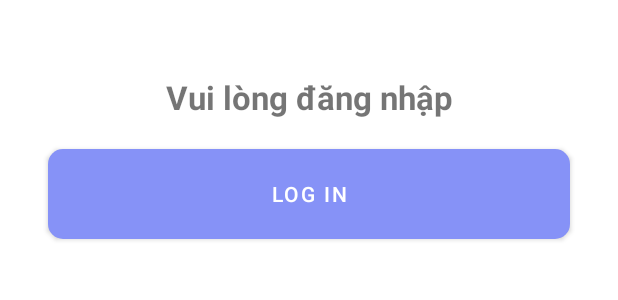
After one commit to LuPan2003/Du_An_APP_SOUNDBOX, an Android app: the layout fragment_library_login.xml on its own in the app's theme, with its tools: preview values and no code run, on a phone screen of 412 x 824 dp. The commit adds this screen. Shown: the top 300 px of the screen. Run offline under Robolectric (Android 15) with nearby library versions, the phone set to English and light mode, and no system bars.

```diff
--- a/app/src/main/AndroidManifest.xml
+++ b/app/src/main/AndroidManifest.xml
@@ -59,7 +59,7 @@
             android:name=".Activity.SplashActivity"
             android:exported="false" />
         <activity
-            android:name=".Activity.LoginActivity"
+            android:name=".Activity.MainActivity"
             android:exported="true" >
             <intent-filter>
                 <action android:name="android.intent.action.MAIN" />
@@ -68,7 +68,7 @@
             </intent-filter>
         </activity>
         <activity
-            android:name=".Activity.MainActivity"
+            android:name=".Activity.LoginActivity"
             android:exported="true">
 
         </activity>
--- a/app/src/main/java/com/example/soundbox_du_an_md31/Fragment/ProfileFragment.java
+++ b/app/src/main/java/com/example/soundbox_du_an_md31/Fragment/ProfileFragment.java
@@ -48,6 +48,7 @@ public class ProfileFragment extends Fragment {
         // Inflate the layout for this fragment
         View view = inflater.inflate(R.layout.fragment_profile, container, false);
         mainActivity = (MainActivity) getActivity();
+
         icon_back = view.findViewById(R.id.icon_back);
         btn_change_information = view.findViewById(R.id.btn_change_infor);
         btn_change_password = view.findViewById(R.id.btn_change_password);
--- /dev/null
+++ b/app/src/main/res/layout/fragment_library_login.xml
@@ -0,0 +1,31 @@
+<?xml version="1.0" encoding="utf-8"?>
+<LinearLayout xmlns:android="http://schemas.android.com/apk/res/android"
+    xmlns:tools="http://schemas.android.com/tools"
+    android:layout_width="match_parent"
+    android:layout_height="match_parent"
+    tools:context=".Fragment.LibraryLoginFragment"
+    android:orientation="vertical"
+    >
+
+    <TextView
+        android:layout_width="match_parent"
+        android:layout_height="wrap_content"
+        android:text="Vui lòng đăng nhập"
+        android:textSize="22sp"
+        android:textStyle="bold"
+        android:gravity="center"
+        android:layout_marginTop="50dp"
+        />
+    <Button
+        android:id="@+id/btn_login"
+        android:layout_width="match_parent"
+        android:layout_height="60dp"
+        android:textAlignment="viewStart"
+        android:layout_marginStart="32dp"
+        android:layout_marginTop="20dp"
+        android:layout_marginEnd="32dp"
+        android:layout_marginBottom="10dp"
+        android:background="@drawable/btn_background_white"
+        android:text="Log In" />
+
+</LinearLayout>
```
Also changed, not shown: app/src/main/java/com/example/soundbox_du_an_md31/Activity/MainActivity.java (+8 -6 lines), app/src/main/java/com/example/soundbox_du_an_md31/Fragment/LibraryLoginFragment.java (added, +35 -0 lines), app/src/main/java/com/example/soundbox_du_an_md31/Fragment/PremiumFragment.java (+39 -3 lines).
